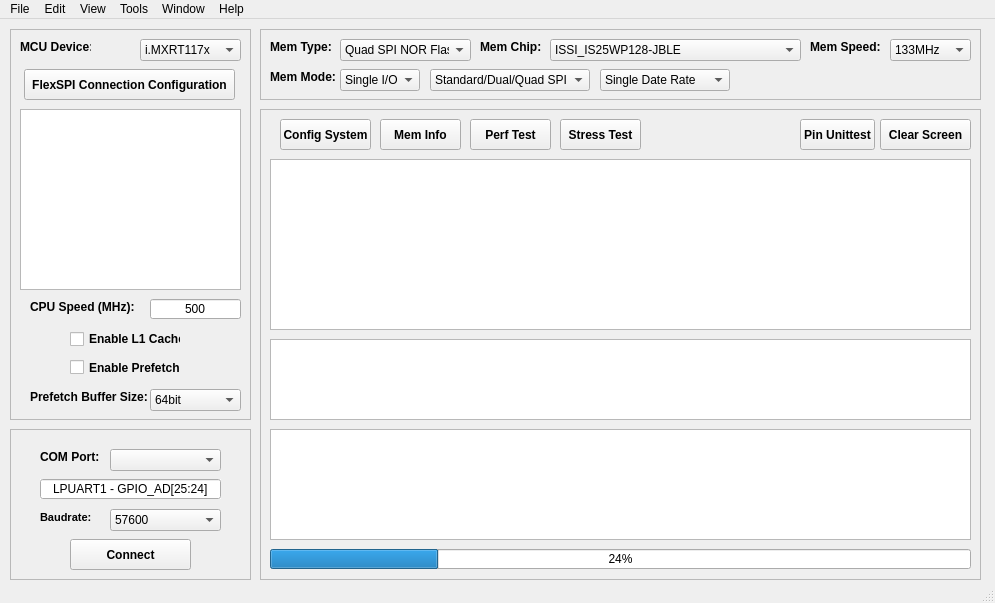
First picture: the form in gui/MCU-MemTestUtility.ui, repository JayHeng/MCU-MemTestUtility, before the edit.
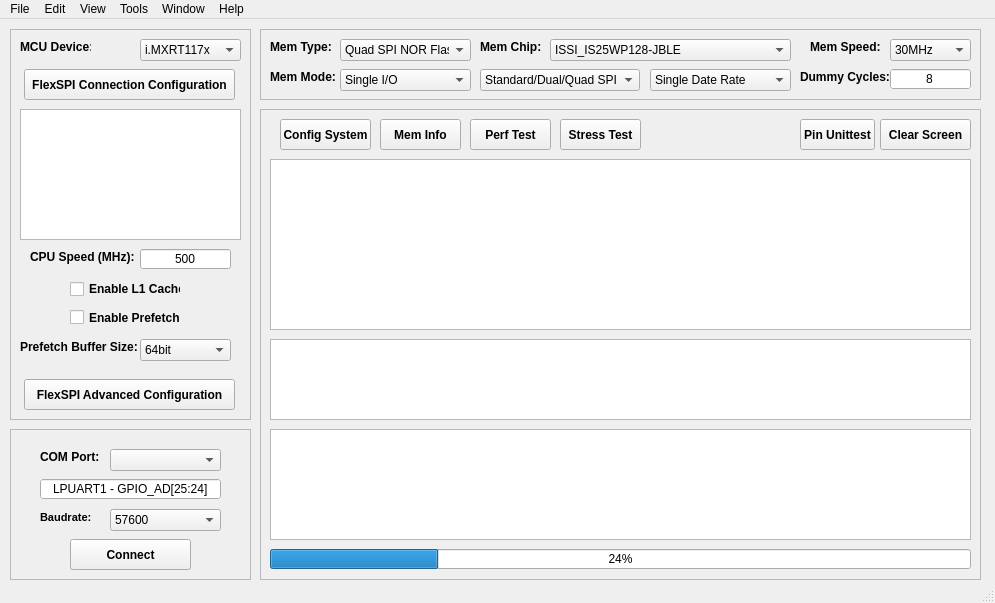
Second picture: the form after the edit.

Commit message: Can set flexspi connection configuration

What changed in the file:
```diff
--- a/gui/MCU-MemTestUtility.ui
+++ b/gui/MCU-MemTestUtility.ui
@@ -78,7 +78,7 @@
        <x>10</x>
        <y>80</y>
        <width>221</width>
-       <height>181</height>
+       <height>131</height>
       </rect>
      </property>
      <property name="readOnly">
@@ -89,7 +89,7 @@
      <property name="geometry">
       <rect>
        <x>20</x>
-       <y>270</y>
+       <y>220</y>
        <width>111</width>
        <height>16</height>
       </rect>
@@ -107,8 +107,8 @@
     <widget class="QLineEdit" name="lineEdit_cpuSpeed">
      <property name="geometry">
       <rect>
-       <x>140</x>
-       <y>270</y>
+       <x>130</x>
+       <y>220</y>
        <width>91</width>
        <height>20</height>
       </rect>
@@ -124,7 +124,7 @@
      <property name="geometry">
       <rect>
        <x>60</x>
-       <y>300</y>
+       <y>250</y>
        <width>111</width>
        <height>20</height>
       </rect>
@@ -143,7 +143,7 @@
      <property name="geometry">
       <rect>
        <x>60</x>
-       <y>330</y>
+       <y>280</y>
        <width>111</width>
        <height>17</height>
       </rect>
@@ -161,8 +161,8 @@
     <widget class="QLabel" name="label_prefetchBufferSize">
      <property name="geometry">
       <rect>
-       <x>20</x>
-       <y>360</y>
+       <x>10</x>
+       <y>310</y>
        <width>121</width>
        <height>16</height>
       </rect>
@@ -180,8 +180,8 @@
     <widget class="QComboBox" name="comboBox_prefetchBufferSize">
      <property name="geometry">
       <rect>
-       <x>140</x>
-       <y>360</y>
+       <x>130</x>
+       <y>310</y>
        <width>91</width>
        <height>22</height>
       </rect>
@@ -211,6 +211,25 @@
       <string>FlexSPI Connection Configuration</string>
      </property>
     </widget>
+    <widget class="QPushButton" name="pushButton_flexspiAdvancedConfiguration">
+     <property name="geometry">
+      <rect>
+       <x>14</x>
+       <y>350</y>
+       <width>211</width>
+       <height>31</height>
+      </rect>
+     </property>
+     <property name="font">
+      <font>
+       <weight>75</weight>
+       <bold>true</bold>
+      </font>
+     </property>
+     <property name="text">
+      <string>FlexSPI Advanced Configuration</string>
+     </property>
+    </widget>
    </widget>
    <widget class="QFrame" name="uartFrame">
     <property name="geometry">
@@ -449,7 +468,7 @@
       <rect>
        <x>290</x>
        <y>10</y>
-       <width>251</width>
+       <width>241</width>
        <height>22</height>
       </rect>
      </property>
@@ -487,6 +506,36 @@
        <height>22</height>
       </rect>
      </property>
+     <item>
+      <property name="text">
+       <string>30MHz</string>
+      </property>
+     </item>
+     <item>
+      <property name="text">
+       <string>50MHz</string>
+      </property>
+     </item>
+     <item>
+      <property name="text">
+       <string>60MHz</string>
+      </property>
+     </item>
+     <item>
+      <property name="text">
+       <string>80MHz</string>
+      </property>
+     </item>
+     <item>
+      <property name="text">
+       <string>100MHz</string>
+      </property>
+     </item>
+     <item>
+      <property name="text">
+       <string>120MHz</string>
+      </property>
+     </item>
      <item>
       <property name="text">
        <string>133MHz</string>
@@ -517,7 +566,7 @@
       <rect>
        <x>80</x>
        <y>40</y>
-       <width>80</width>
+       <width>131</width>
        <height>22</height>
       </rect>
      </property>
@@ -545,7 +594,7 @@
     <widget class="QComboBox" name="comboBox_memInterfaceMode">
      <property name="geometry">
       <rect>
-       <x>170</x>
+       <x>220</x>
        <y>40</y>
        <width>160</width>
        <height>22</height>
@@ -570,9 +619,9 @@
     <widget class="QComboBox" name="comboBox_memDateRate">
      <property name="geometry">
       <rect>
-       <x>340</x>
+       <x>390</x>
        <y>40</y>
-       <width>130</width>
+       <width>141</width>
        <height>22</height>
       </rect>
      </property>
@@ -587,6 +636,52 @@
       </property>
      </item>
     </widget>
+    <widget class="QLabel" name="label_dummyCycles">
+     <property name="geometry">
+      <rect>
+       <x>540</x>
+       <y>40</y>
+       <width>91</width>
+       <height>16</height>
+      </rect>
+     </property>
+     <property name="font">
+      <font>
+       <weight>75</weight>
+       <bold>true</bold>
+      </font>
+     </property>
+     <property name="text">
+      <string>Dummy Cycles:</string>
+     </property>
+    </widget>
+    <widget class="QLineEdit" name="lineEdit_dummyCycles">
+     <property name="geometry">
+      <rect>
+       <x>630</x>
+       <y>40</y>
+       <width>81</width>
+       <height>20</height>
+      </rect>
+     </property>
+     <property name="font">
+      <font>
+       <family>MS Shell Dlg 2</family>
+      </font>
+     </property>
+     <property name="autoFillBackground">
+      <bool>true</bool>
+     </property>
+     <property name="text">
+      <string>8</string>
+     </property>
+     <property name="alignment">
+      <set>Qt::AlignCenter</set>
+     </property>
+     <property name="readOnly">
+      <bool>true</bool>
+     </property>
+    </widget>
    </widget>
    <widget class="QFrame" name="dispFrame">
     <property name="geometry">
```
Left out of the diff: 10 changed lines with no effect on the pictures. The commit also changes 10 other files.
